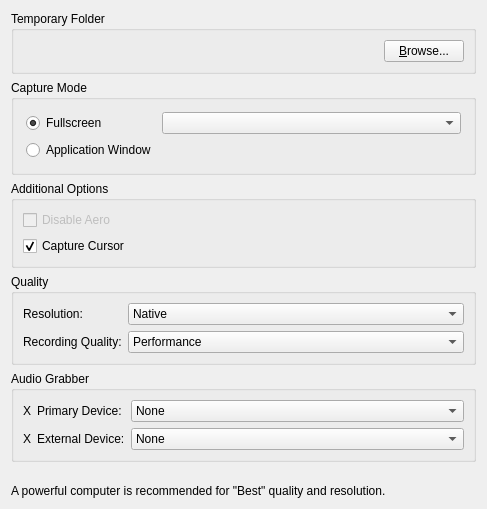
Qt form client/src/ui/widgets/settings/recording_settings_widget.ui (networkoptix/nx_open) before a commit.
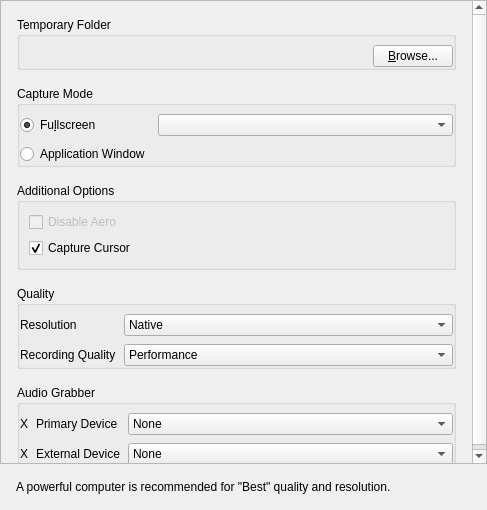
The same form after that commit.

Commit message:
VMS-1948: Adjust Screen Recording settings.
<==== Mercurial data ====>
Branch: dev_2.6.0

```diff
--- a/client/src/ui/widgets/settings/recording_settings_widget.ui
+++ b/client/src/ui/widgets/settings/recording_settings_widget.ui
@@ -7,13 +7,64 @@
     <x>0</x>
     <y>0</y>
     <width>487</width>
-    <height>509</height>
+    <height>510</height>
    </rect>
   </property>
   <property name="windowTitle">
    <string>Video Recording</string>
   </property>
   <layout class="QVBoxLayout" name="verticalLayout">
+   <property name="spacing">
+    <number>0</number>
+   </property>
+   <property name="leftMargin">
+    <number>0</number>
+   </property>
+   <property name="topMargin">
+    <number>0</number>
+   </property>
+   <property name="rightMargin">
+    <number>0</number>
+   </property>
+   <property name="bottomMargin">
+    <number>0</number>
+   </property>
+   <item>
+    <widget class="QScrollArea" name="scrollArea">
+     <property name="horizontalScrollBarPolicy">
+      <enum>Qt::ScrollBarAlwaysOff</enum>
+     </property>
+     <property name="widgetResizable">
+      <bool>true</bool>
+     </property>
+     <property name="alignment">
+      <set>Qt::AlignLeading|Qt::AlignLeft|Qt::AlignTop</set>
+     </property>
+     <widget class="QWidget" name="scrollAreaWidgetContents">
+      <property name="geometry">
+       <rect>
+        <x>0</x>
+        <y>0</y>
+        <width>471</width>
+        <height>481</height>
+       </rect>
+      </property>
+      <layout class="QVBoxLayout" name="verticalLayout_2">
+       <property name="spacing">
+        <number>16</number>
+       </property>
+       <property name="leftMargin">
+        <number>16</number>
+       </property>
+       <property name="topMargin">
+        <number>16</number>
+       </property>
+       <property name="rightMargin">
+        <number>16</number>
+       </property>
+       <property name="bottomMargin">
+        <number>0</number>
+       </property>
    <item>
     <widget class="QGroupBox" name="recordingFolderGroupBox">
      <property name="sizePolicy">
@@ -25,7 +76,25 @@
      <property name="title">
       <string>Temporary Folder</string>
      </property>
+         <property name="flat">
+          <bool>true</bool>
+         </property>
      <layout class="QHBoxLayout" name="horizontalLayout_6">
+          <property name="spacing">
+           <number>8</number>
+          </property>
+          <property name="leftMargin">
+           <number>0</number>
+          </property>
+          <property name="topMargin">
+           <number>8</number>
+          </property>
+          <property name="rightMargin">
+           <number>0</number>
+          </property>
+          <property name="bottomMargin">
+           <number>0</number>
+          </property>
       <item>
        <widget class="QLabel" name="recordingFolderLabel">
         <property name="text">
@@ -54,18 +123,24 @@
      <property name="title">
       <string>Capture Mode</string>
      </property>
+         <property name="flat">
+          <bool>true</bool>
+         </property>
      <layout class="QGridLayout" name="gridLayout" columnstretch="0,1">
       <property name="leftMargin">
-       <number>12</number>
+           <number>0</number>
       </property>
       <property name="topMargin">
-       <number>12</number>
+           <number>8</number>
       </property>
       <property name="rightMargin">
-       <number>12</number>
+           <number>0</number>
       </property>
       <property name="bottomMargin">
-       <number>12</number>
+           <number>0</number>
+          </property>
+          <property name="spacing">
+           <number>8</number>
       </property>
       <item row="0" column="0">
        <widget class="QRadioButton" name="fullscreenButton">
@@ -76,7 +151,7 @@
          <string/>
         </property>
         <property name="text">
-         <string>Fullscreen</string>
+             <string>Fu&amp;llscreen</string>
         </property>
         <property name="checked">
          <bool>true</bool>
@@ -111,6 +186,9 @@
      <property name="title">
       <string>Additional Options</string>
      </property>
+         <property name="flat">
+          <bool>true</bool>
+         </property>
      <layout class="QVBoxLayout" name="verticalLayout_3">
       <item>
        <widget class="QCheckBox" name="disableAeroCheckBox">
@@ -140,14 +218,35 @@
      <property name="title">
       <string>Quality</string>
      </property>
+         <property name="flat">
+          <bool>true</bool>
+         </property>
      <layout class="QFormLayout" name="formLayout_2">
       <property name="fieldGrowthPolicy">
        <enum>QFormLayout::AllNonFixedFieldsGrow</enum>
       </property>
+          <property name="horizontalSpacing">
+           <number>8</number>
+          </property>
+          <property name="verticalSpacing">
+           <number>8</number>
+          </property>
+          <property name="leftMargin">
+           <number>0</number>
+          </property>
+          <property name="topMargin">
+           <number>8</number>
+          </property>
+          <property name="rightMargin">
+           <number>0</number>
+          </property>
+          <property name="bottomMargin">
+           <number>0</number>
+          </property>
       <item row="0" column="0">
        <widget class="QLabel" name="resoulitionLabel">
         <property name="text">
-         <string>Resolution:</string>
+             <string>Resolution</string>
         </property>
         <property name="alignment">
          <set>Qt::AlignLeading|Qt::AlignLeft|Qt::AlignVCenter</set>
@@ -203,7 +302,7 @@
       <item row="1" column="0">
        <widget class="QLabel" name="qualityLabel">
         <property name="text">
-         <string>Recording Quality:</string>
+             <string>Recording Quality</string>
         </property>
         <property name="alignment">
          <set>Qt::AlignLeading|Qt::AlignLeft|Qt::AlignVCenter</set>
@@ -249,7 +348,25 @@
      <property name="title">
       <string>Audio Grabber</string>
      </property>
+         <property name="flat">
+          <bool>true</bool>
+         </property>
      <layout class="QGridLayout" name="gridLayout_2" columnstretch="0,0,1">
+          <property name="leftMargin">
+           <number>0</number>
+          </property>
+          <property name="topMargin">
+           <number>8</number>
+          </property>
+          <property name="rightMargin">
+           <number>0</number>
+          </property>
+          <property name="bottomMargin">
+           <number>0</number>
+          </property>
+          <property name="spacing">
+           <number>8</number>
+          </property>
       <item row="0" column="0">
        <widget class="QLabel" name="primaryDeviceIconLabel">
         <property name="sizePolicy">
@@ -278,7 +395,7 @@
          </size>
         </property>
         <property name="text">
-         <string>Primary Device:</string>
+             <string>Primary Device</string>
         </property>
        </widget>
       </item>
@@ -328,7 +445,7 @@
          </size>
         </property>
         <property name="text">
-         <string>External Device:</string>
+             <string>External Device</string>
         </property>
        </widget>
       </item>
@@ -350,25 +467,32 @@
      </layout>
     </widget>
    </item>
-   <item>
-    <spacer name="verticalSpacer">
-     <property name="orientation">
-      <enum>Qt::Vertical</enum>
-     </property>
-     <property name="sizeHint" stdset="0">
-      <size>
-       <width>20</width>
-       <height>40</height>
-      </size>
-     </property>
-    </spacer>
+      </layout>
+     </widget>
+    </widget>
    </item>
+   <item>
+    <layout class="QHBoxLayout" name="horizontalLayout">
+     <property name="leftMargin">
+      <number>16</number>
+     </property>
+     <property name="topMargin">
+      <number>16</number>
+     </property>
+     <property name="rightMargin">
+      <number>16</number>
+     </property>
+     <property name="bottomMargin">
+      <number>16</number>
+     </property>
    <item>
     <widget class="QLabel" name="recordingWarningLabel">
      <property name="text">
-      <string>A powerful computer is recommended for "Best" quality and resolution.</string>
-     </property>
-    </widget>
+        <string>A powerful computer is recommended for &quot;Best&quot; quality and resolution.</string>
+       </property>
+      </widget>
+     </item>
+    </layout>
    </item>
   </layout>
  </widget>
```
Lines whose indentation alone changed are shown as unchanged.
